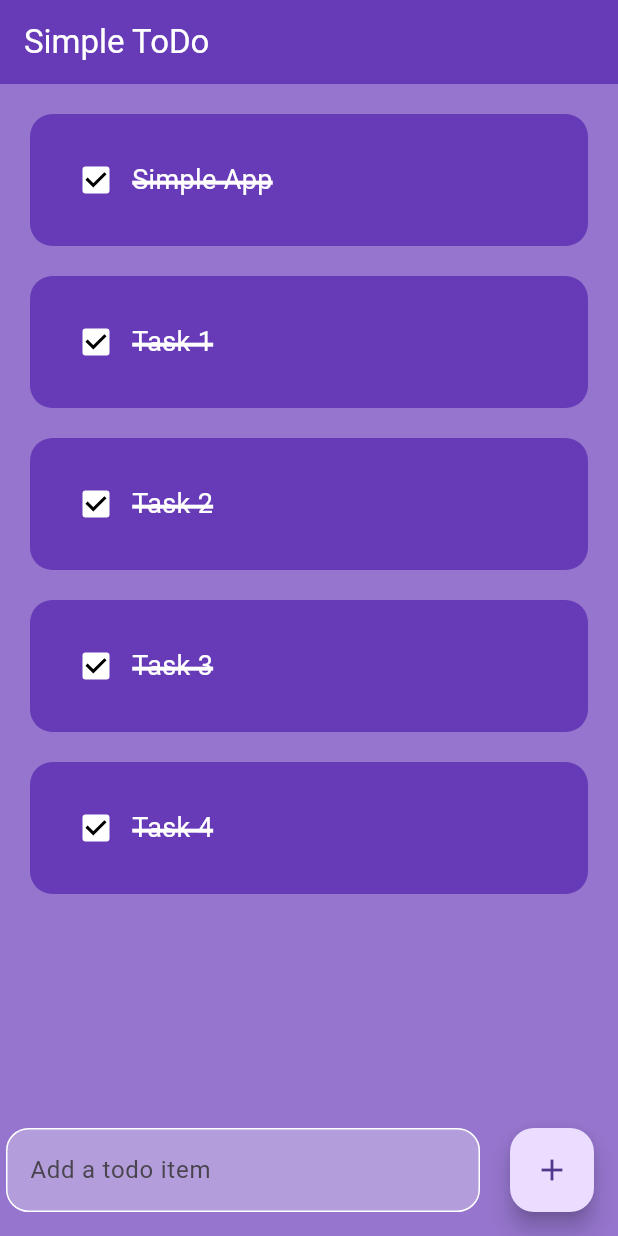
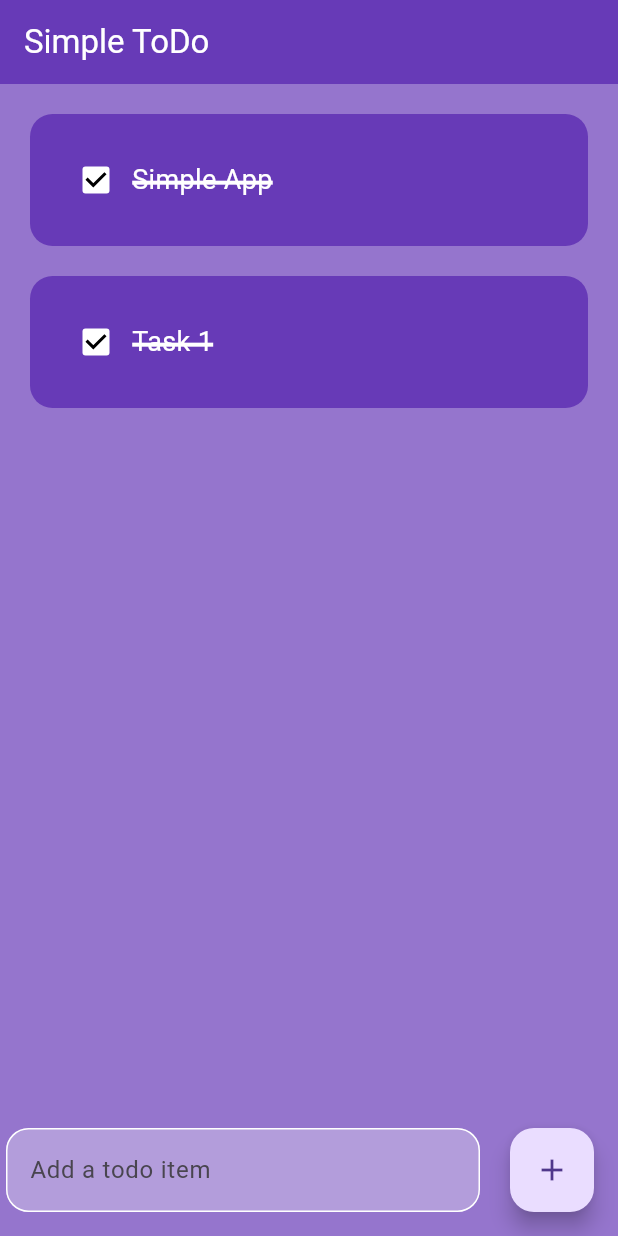
Before and after one commit to bhagat-abhishek/todoapp_flutter, a Flutter app: the screen it shows after launch, on a phone screen of 412 x 824 dp. Run offline on Flutter 3.47's test engine with Material 3 defaults, Android fonts, the phone set to English and light mode, and no system bars.

Commit message:
remove items

```diff
--- a/lib/pages/homepage.dart
+++ b/lib/pages/homepage.dart
@@ -14,9 +14,6 @@ class _HomePageState extends State<HomePage> {
   List toDoList = [
     ['Simple App', true],
     ['Task 1', true],
-    ['Task 2', true],
-    ['Task 3', true],
-    ['Task 4', true],
   ];
 
   void checkBoxChanged(index) {
```
